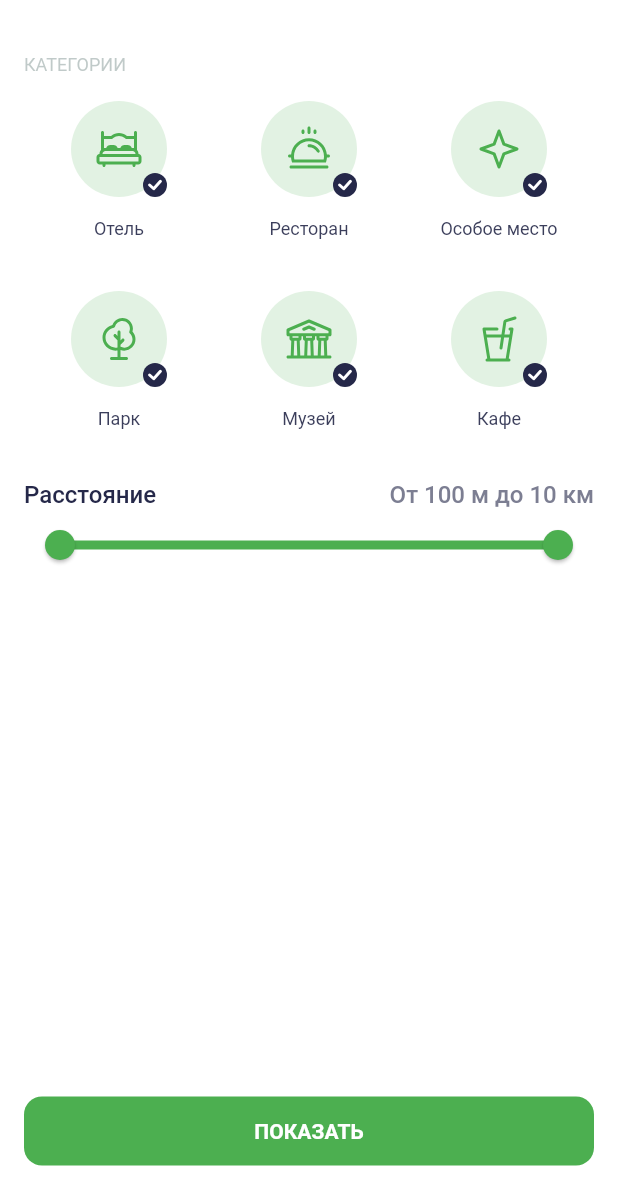
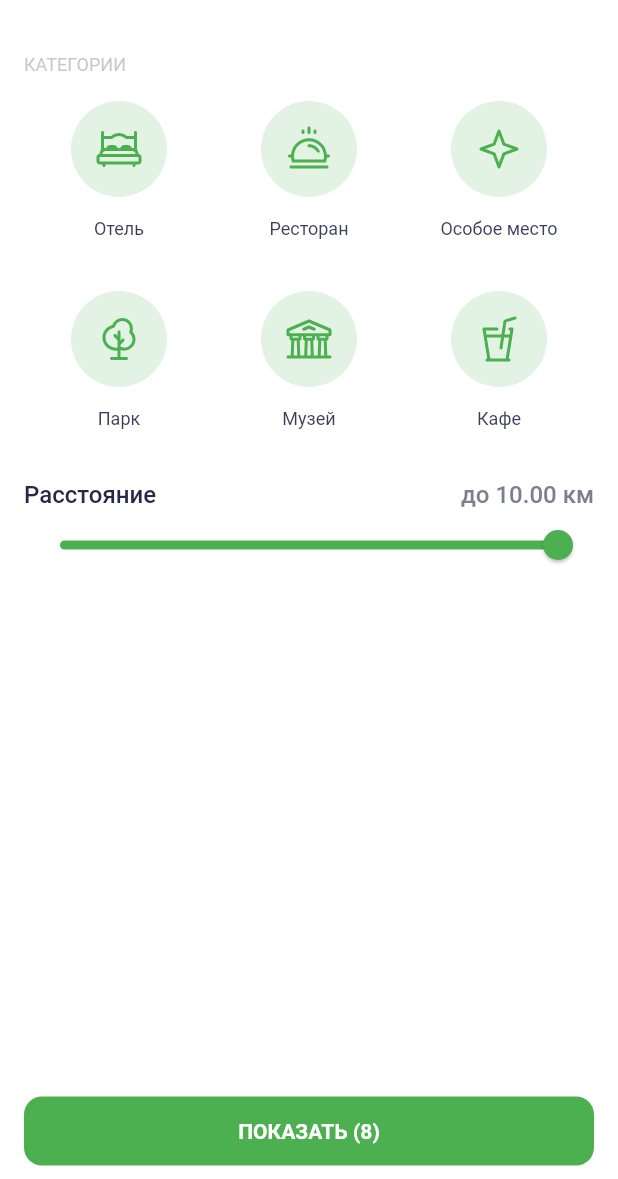
Before and after one commit to ShoshinAS/surf-flutter-course-shoshin, a Flutter app: the FiltersScreen screen opened directly, on a phone screen of 412 x 824 dp, the part 57-1236 px from its top. Run offline on Flutter 3.47's test engine with Material 2 defaults, Android fonts, the phone set to English and light mode, and no system bars; our stand-ins replace flutter_svg.

Commit message:
устранение замечаний

```diff
--- a/lib/domain/location.dart
+++ b/lib/domain/location.dart
@@ -1,17 +1,10 @@
 import 'dart:math';
-
-import 'package:geolocator/geolocator.dart';
 
 class Location {
   final double latitude;
   final double longitude;
 
   Location(this.latitude, this.longitude);
-
-  Location.fromPosition(Position position)
-      : latitude = position.latitude,
-        longitude = position.longitude;
-
 
   @override
   String toString() {
--- a/lib/filter.dart
+++ b/lib/filter.dart
@@ -1,83 +1,79 @@
-import 'package:geolocator/geolocator.dart';
 import 'package:places/domain/location.dart';
 import 'package:places/domain/sight.dart';
 import 'package:places/domain/sight_type.dart';
+import 'package:places/mocks.dart';
 
 class Filter {
+  final double maxDistance;
   final List<Sight> sightList;
+  final Location _currentLocation = MockLocations.location2;
 
-  Set<SightType> selectedCategories;
-  double startDistance;
-  double endDistance;
-  List<Sight> result = [];
-  Location? _currentLocation;
-
-  Filter(
-      {required this.sightList,
-      this.startDistance = 0,
-      this.endDistance = 0,
-      this.selectedCategories = const {},});
-
-  void clear(){
-    selectedCategories = SightType.values.toSet();
+  set selectedDistance(double value) {
+    _selectedDistance = value;
+    _filter();
   }
 
-  void invert(SightType category){
-    if (selectedCategories.contains(category)) {
-      selectedCategories.remove(category);
+  double get selectedDistance => _selectedDistance;
+
+  List<Sight> get result => _result;
+
+  set selectedCategories(Set<SightType> value) {
+    _selectedCategories = value;
+    _filter();
+  }
+
+  Set<SightType> get selectedCategories => _selectedCategories;
+
+  int get amount => _result.length;
+
+
+  Set<SightType> _selectedCategories;
+  double _selectedDistance;
+  List<Sight> _result;
+
+  Filter({
+    required this.sightList,
+    required this.maxDistance,
+  })  : _selectedDistance = maxDistance,
+        _selectedCategories = {},
+        _result = []
+  {
+    _filter();
+  }
+
+  void clear() {
+    _selectedCategories.clear();
+    _selectedDistance = maxDistance;
+    _filter();
+  }
+
+  void invert(SightType category) {
+    if (_selectedCategories.contains(category)) {
+      _selectedCategories.remove(category);
     } else {
-      selectedCategories.add(category);
+      _selectedCategories.add(category);
+    }
+    _filter();
+  }
+
+  bool selected(SightType category) {
+    return _selectedCategories.contains(category);
+  }
+
+  void _filter() {
+    _result.clear();
+
+    for (final sight in sightList) {
+      if (_selectedCategories.isNotEmpty &
+          !_selectedCategories.contains(sight.type)) {
+        continue;
+      }
+      final distance =
+          _currentLocation.distanceToAnotherLocation(sight.location);
+      if (distance > _selectedDistance) {
+        continue;
+      }
+      _result.add(sight);
     }
   }
-
-  bool selected(SightType category){
-    return selectedCategories.contains(category);
-  }
-
-  void filter() {
-    result.clear();
-
-    for (final sight in sightList) {
-      if (!selectedCategories.contains(sight.type)) {
-        continue;
-      }
-      if (_currentLocation != null) {
-        final distance =
-            _currentLocation!.distanceToAnotherLocation(sight.location);
-        if (distance < startDistance || distance > endDistance) {
-          continue;
-        }
-      }
-      result.add(sight);
-    }
-  }
-
-  Future<void> determineCurrentLocation() async {
-    _currentLocation = Location.fromPosition(await _determinePosition());
-  }
-
-  static Future<Position> _determinePosition() async {
-    bool serviceEnabled;
-    LocationPermission permission;
-
-    serviceEnabled = await Geolocator.isLocationServiceEnabled();
-    if (!serviceEnabled) {
-      return Future.error('Location services are disabled.');
-    }
-
-    permission = await Geolocator.checkPermission();
-    if (permission == LocationPermission.denied) {
-      permission = await Geolocator.requestPermission();
-      if (permission == LocationPermission.denied) {
-        return Future.error('Location permissions are denied');
-      }
-    }
-
-    if (permission == LocationPermission.deniedForever) {
-      return Future.error(
-          'Location permissions are permanently denied, we cannot request permissions.',);
-    }
-
-    return Geolocator.getCurrentPosition(forceAndroidLocationManager: true);
-  }
 }
--- a/lib/main.dart
+++ b/lib/main.dart
@@ -5,7 +5,7 @@ import 'package:places/ui/screen/filters_screen.dart';
 import 'package:places/ui/screen/res/strings.dart';
 import 'package:places/ui/screen/res/themes.dart';
 import 'package:places/ui/screen/settings_screen.dart';
-import 'package:places/ui/screen/sight_details.dart';
+import 'package:places/ui/screen/sight_details_screen.dart';
 import 'package:places/ui/screen/sight_list_screen.dart';
 import 'package:places/ui/screen/visiting_screen.dart';
 import 'package:provider/provider.dart';
@@ -30,8 +30,8 @@ class App extends StatelessWidget {
           title: AppStrings.appTitle,
           //home: SightListScreen(sightList: mocks),
           //home: SightDetails(mocks[1]),
-          home: const VisitingScreen(),
-          //home: FiltersScreen(),
+          //home: const VisitingScreen(),
+          home: const FiltersScreen(),
           //home: const SettingsScreen(),
         );
       },
--- a/lib/mocks.dart
+++ b/lib/mocks.dart
@@ -98,3 +98,8 @@ class MockStrings {
   static const scheduledDate = 'Запланировано на 12 окт. 2020';
   static const visitDate = 'Цель достигнута 12 окт. 2020';
 }
+
+class MockLocations {
+  static Location location1 = Location(53.231653, 50.291682);
+  static Location location2 = Location(53.208479, 50.124556);
+}
--- a/lib/ui/screen/filters_screen.dart
+++ b/lib/ui/screen/filters_screen.dart
@@ -3,14 +3,13 @@ import 'package:flutter_svg/flutter_svg.dart';
 import 'package:places/domain/sight_type.dart';
 import 'package:places/filter.dart';
 import 'package:places/mocks.dart';
-import 'package:places/ui/screen/app_bar.dart';
-import 'package:places/ui/screen/big_button.dart';
 import 'package:places/ui/screen/res/assets.dart';
 import 'package:places/ui/screen/res/strings.dart';
-import 'package:places/ui/screen/res/typography.dart';
+import 'package:places/ui/widgets/app_bar.dart';
+import 'package:places/ui/widgets/big_button.dart';
 
 class FiltersScreen extends StatefulWidget {
-  static const sliderRange = RangeValues(100, 10000);
+  static const maxDistance = 10000.0;
 
   const FiltersScreen({Key? key}) : super(key: key);
 
@@ -21,15 +20,13 @@ class FiltersScreen extends StatefulWidget {
 class _FiltersScreenState extends State<FiltersScreen> {
   Filter filter = Filter(
       sightList: mocks,
-      startDistance: FiltersScreen.sliderRange.start,
-      endDistance: FiltersScreen.sliderRange.end,
-      selectedCategories: SightType.values.toSet(),
+      maxDistance: FiltersScreen.maxDistance,
   );
-
-  RangeValues selectedRange = FiltersScreen.sliderRange;
 
   @override
   Widget build(BuildContext context) {
+    final theme = Theme.of(context);
+
     return Scaffold(
       appBar: CustomAppBar(
         height: 56,
@@ -53,8 +50,8 @@ class _FiltersScreenState extends State<FiltersScreen> {
               alignment: Alignment.centerLeft,
               child: Text(
                 AppStrings.categories,
-                style: AppTypography.styleSuperSmall.copyWith(
-                  color: Theme.of(context).colorScheme.outline,
+                style: theme.textTheme.labelSmall?.copyWith(
+                  color: theme.colorScheme.outline,
                 ),
               ),
             ),
@@ -83,38 +80,33 @@ class _FiltersScreenState extends State<FiltersScreen> {
               children: [
                 Text(
                     AppStrings.distance,
-                    style: AppTypography.styleText.copyWith(
-                      color: Theme.of(context).colorScheme.onTertiary,
+                    style: theme.textTheme.titleMedium?.copyWith(
+                      color: theme.colorScheme.onTertiary,
                     ),
                 ),
                 Text(
-                    AppStrings.distanceRange,
-                    style: AppTypography.styleText.copyWith(
-                      color: Theme.of(context).colorScheme.onPrimaryContainer,
+                    'до ${(filter.selectedDistance/1000).toStringAsFixed(2)} км',
+                    style: theme.textTheme.titleMedium?.copyWith(
+                      color: theme.colorScheme.onPrimaryContainer,
                     ),
                 ),
               ],
             ),
-            RangeSlider(
-              values: RangeValues(filter.startDistance, filter.endDistance),
-              min: FiltersScreen.sliderRange.start,
-              max: FiltersScreen.sliderRange.end,
-              activeColor: Theme.of(context).colorScheme.secondary,
-              inactiveColor: Theme.of(context).colorScheme.outline,
-              onChanged: (rangeValues) {
+            Slider(
+              value: filter.selectedDistance,
+              max: filter.maxDistance,
+              activeColor: theme.colorScheme.secondary,
+              inactiveColor: theme.colorScheme.outline,
+              onChanged: (newValue) {
                 setState(() {
-                  filter.startDistance = rangeValues.start;
-                  filter.endDistance = rangeValues.end;
+                  filter.selectedDistance = newValue;
                 });
               },
             ),
             const Expanded(child: SizedBox.shrink()),
             BigButton(
-              title: AppStrings.show,
-              onPressed: () async {
-                debugPrint(selectedRange.toString());
-                await filter.determineCurrentLocation();
-                filter.filter();
+              title: '${AppStrings.show} (${filter.amount})',
+              onPressed: () {
                 debugPrint(filter.result.toString());
               },
             ),
@@ -135,12 +127,14 @@ class _ClearFiltersButton extends StatelessWidget {
 
   @override
   Widget build(BuildContext context) {
+    final theme = Theme.of(context);
+
     return TextButton(
       onPressed: onPressed,
       child: Text(
         AppStrings.clear,
-        style: AppTypography.styleText.copyWith(
-          color: Theme.of(context).colorScheme.secondary,
+        style: theme.textTheme.titleMedium?.copyWith(
+          color: theme.colorScheme.secondary,
         ),
       ),
     );
@@ -163,22 +157,25 @@ class _CategoryCard extends StatelessWidget {
 
   @override
   Widget build(BuildContext context) {
-    return ElevatedButton(
+    final theme = Theme.of(context);
+
+    return Column(
+      mainAxisAlignment: MainAxisAlignment.center,
+      children: [
+        ElevatedButton(
           style: ElevatedButton.styleFrom(
-        primary: Theme.of(context).colorScheme.background,
-        onPrimary: Theme.of(context).colorScheme.onBackground,
+            primary: theme.colorScheme.background,
+            onPrimary: theme.colorScheme.onBackground,
+            shape: const CircleBorder(),
           ).copyWith(
             elevation: MaterialStateProperty.all(0),
           ),
           onPressed: onPressed,
-      child: Column(
-        mainAxisAlignment: MainAxisAlignment.center,
-        children: [
-          Stack(
+          child: Stack(
             children: [
               SvgPicture.asset(
                 icon,
-                color: Theme.of(context).colorScheme.secondary,
+                color: theme.colorScheme.secondary,
               ),
               if (selected)
                 Positioned(
@@ -186,11 +183,11 @@ class _CategoryCard extends StatelessWidget {
                     children: [
                       SvgPicture.asset(
                         AppAssets.iconTickCircle,
-                        color: Theme.of(context).colorScheme.onTertiary,
+                        color: theme.colorScheme.onTertiary,
                       ),
                       SvgPicture.asset(
                         AppAssets.iconTickChoice,
-                        color: Theme.of(context).colorScheme.tertiary,
+                        color: theme.colorScheme.tertiary,
                       ),
                     ],
                   ),
@@ -201,6 +198,7 @@ class _CategoryCard extends StatelessWidget {
                 const SizedBox.shrink(),
             ],
           ),
+        ),
         const SizedBox(height: 12),
         Container(
           width: 96,
@@ -208,13 +206,12 @@ class _CategoryCard extends StatelessWidget {
           alignment: Alignment.center,
           child: Text(
             title,
-              style: AppTypography.styleSuperSmall.copyWith(
-                color: Theme.of(context).colorScheme.onBackground,
+            style: theme.textTheme.labelSmall?.copyWith(
+              color: theme.colorScheme.onBackground,
             ),
           ),
         ),
       ],
-      ),
     );
   }
 }
--- a/lib/ui/screen/res/colors.dart
+++ b/lib/ui/screen/res/colors.dart
@@ -10,5 +10,6 @@ class AppColors {
   static const mainBlack = Color(0xFF21222C);
   static const mainWhite = Color(0xFF252849);
   static const white = Colors.white;
+  static const transparent = Colors.transparent;
   static const inactiveBlack = Color(0x7C7E928F);
 }
--- a/lib/ui/screen/res/themes.dart
+++ b/lib/ui/screen/res/themes.dart
@@ -3,18 +3,21 @@ import 'package:places/ui/screen/res/colors.dart';
 import 'package:places/ui/screen/res/typography.dart';
 
 const textTheme = TextTheme(
-  headlineLarge: AppTypography.styleLargeTitle,
-  headlineSmall: AppTypography.styleSubtitle,
+  headlineLarge: AppTypography.styleLargeTitle, // 32
+  headlineSmall: AppTypography.styleSubtitle, // 18
+  titleLarge: AppTypography.styleText, // 24
   titleMedium: AppTypography.styleText, // 16
   titleSmall: AppTypography.styleSmallBold, // 14
+  bodyLarge: AppTypography.styleMenu, // 16
   bodyMedium: AppTypography.styleSmall, // 14
-  labelMedium: AppTypography.styleButton,
+  labelMedium: AppTypography.styleButton, // 14
+  labelSmall: AppTypography.styleSuperSmall, // 12
 );
 
 final lightTheme = ThemeData(
   scaffoldBackgroundColor: AppColors.white,
-  highlightColor: Colors.transparent,
-  splashColor: Colors.transparent,
+  highlightColor: AppColors.transparent,
+  splashColor: AppColors.transparent,
   textTheme: textTheme,
   colorScheme: const ColorScheme.light(
     //background: AppColors.white,
@@ -36,8 +39,8 @@ final lightTheme = ThemeData(
 
 final darkTheme = ThemeData(
   scaffoldBackgroundColor: AppColors.mainBlack,
-  highlightColor: Colors.transparent,
-  splashColor: Colors.transparent,
+  highlightColor: AppColors.transparent,
+  splashColor: AppColors.transparent,
   textTheme: textTheme,
   colorScheme: const ColorScheme.dark(
     background: AppColors.mainBlack,
--- a/lib/ui/screen/app_bar.dart
+++ b/lib/ui/widgets/app_bar.dart
@@ -29,6 +29,8 @@ class CustomAppBar extends StatelessWidget implements PreferredSizeWidget {
 
   @override
   Widget build(BuildContext context) {
+    final theme = Theme.of(context);
+
     return Column(
       mainAxisAlignment: MainAxisAlignment.end,
       children: [
@@ -43,7 +45,7 @@ class CustomAppBar extends StatelessWidget implements PreferredSizeWidget {
                 child: Text(
                   title!,
                   style: titleTextStyle ??
-                      Theme.of(context).appBarTheme.titleTextStyle,
+                      theme.appBarTheme.titleTextStyle,
                 ),
               )
             else
@@ -70,11 +72,13 @@ class ReturnButton extends StatelessWidget {
 
   @override
   Widget build(BuildContext context) {
+    final theme = Theme.of(context);
+
     return ElevatedButton(
       style: ElevatedButton.styleFrom(
         alignment: Alignment.center,
-        primary: Theme.of(context).colorScheme.tertiary,
-        onPrimary: Theme.of(context).colorScheme.onTertiary,
+        primary: theme.colorScheme.tertiary,
+        onPrimary: theme.colorScheme.onTertiary,
         padding: EdgeInsets.zero,
         tapTargetSize: MaterialTapTargetSize.shrinkWrap,
         shape: const RoundedRectangleBorder(
@@ -90,7 +94,7 @@ class ReturnButton extends StatelessWidget {
       onPressed: () => debugPrint('Нажата кнопка "Вернуться"'),
       child: SvgPicture.asset(
         AppAssets.iconArrow,
-        color: Theme.of(context).colorScheme.onTertiary,
+        color: theme.colorScheme.onTertiary,
       ),
     );
   }
--- a/lib/ui/screen/big_button.dart
+++ b/lib/ui/widgets/big_button.dart
@@ -1,6 +1,5 @@
 import 'package:flutter/material.dart';
 import 'package:flutter_svg/svg.dart';
-import 'package:places/ui/screen/res/typography.dart';
 
 // Виджет отображает большую кнопку для отображения внизу экрана
 class BigButton extends StatelessWidget {
@@ -17,6 +16,8 @@ class BigButton extends StatelessWidget {
 
   @override
   Widget build(BuildContext context) {
+    final theme = Theme.of(context);
+
     return ElevatedButton(
       onPressed: onPressed,
       child: Row(
@@ -36,7 +37,9 @@ class BigButton extends StatelessWidget {
             const SizedBox(width: 10),
           Text(
             title,
-            style: AppTypography.styleButton,
+            style: theme.textTheme.labelMedium?.copyWith(
+              color: theme.colorScheme.onSecondary,
+            ),
           ),
         ],
       ),
@@ -46,9 +49,9 @@ class BigButton extends StatelessWidget {
           borderRadius: BorderRadius.circular(12),
         ),
         minimumSize: const Size(double.infinity, 46),
-        primary: Theme.of(context).colorScheme.secondary,
-        onPrimary: Theme.of(context).colorScheme.onSecondary,
-        textStyle: Theme.of(context).textTheme.labelMedium,
+        primary: theme.colorScheme.secondary,
+        onPrimary: theme.colorScheme.onSecondary,
+        textStyle: theme.textTheme.labelMedium,
       ),
     );
   }
--- a/lib/ui/screen/sight_list.dart
+++ b/lib/ui/widgets/sight_list.dart
@@ -1,5 +1,5 @@
 import 'package:flutter/material.dart';
-import 'package:places/ui/screen/sight_card.dart';
+import 'package:places/ui/widgets/sight_card.dart';
 
 class SightList extends StatelessWidget {
   final List<SightCard> children;
```
Also changed, not shown: lib/ui/screen/res/typography.dart (+9 -1 lines), lib/ui/screen/settings_screen.dart (+15 -12 lines), lib/ui/screen/sight_details_screen.dart (renamed from lib/ui/screen/sight_details.dart, +27 -17 lines), lib/ui/screen/sight_list_screen.dart (+9 -7 lines), lib/ui/screen/visiting_screen.dart (+22 -17 lines), lib/ui/widgets/bottom_navigation_bar.dart (renamed from lib/ui/screen/bottom_navigation_bar.dart, +7 -5 lines), lib/ui/widgets/sight_card.dart (renamed from lib/ui/screen/sight_card.dart, +27 -13 lines), pubspec.lock. Lines whose indentation alone changed are shown as unchanged.
